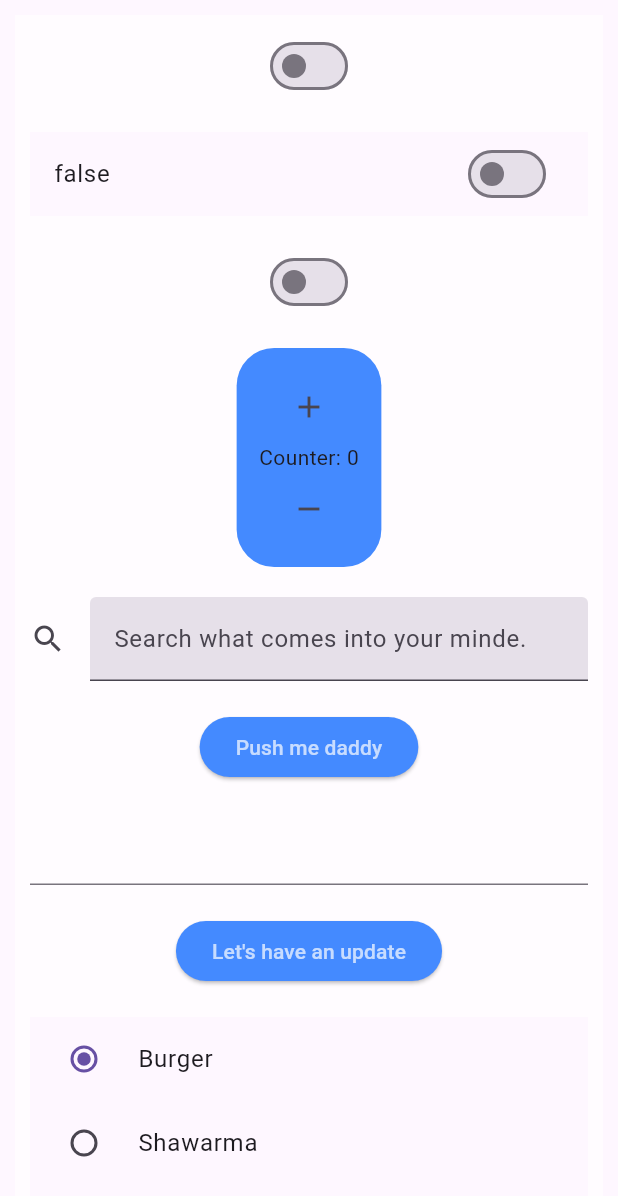
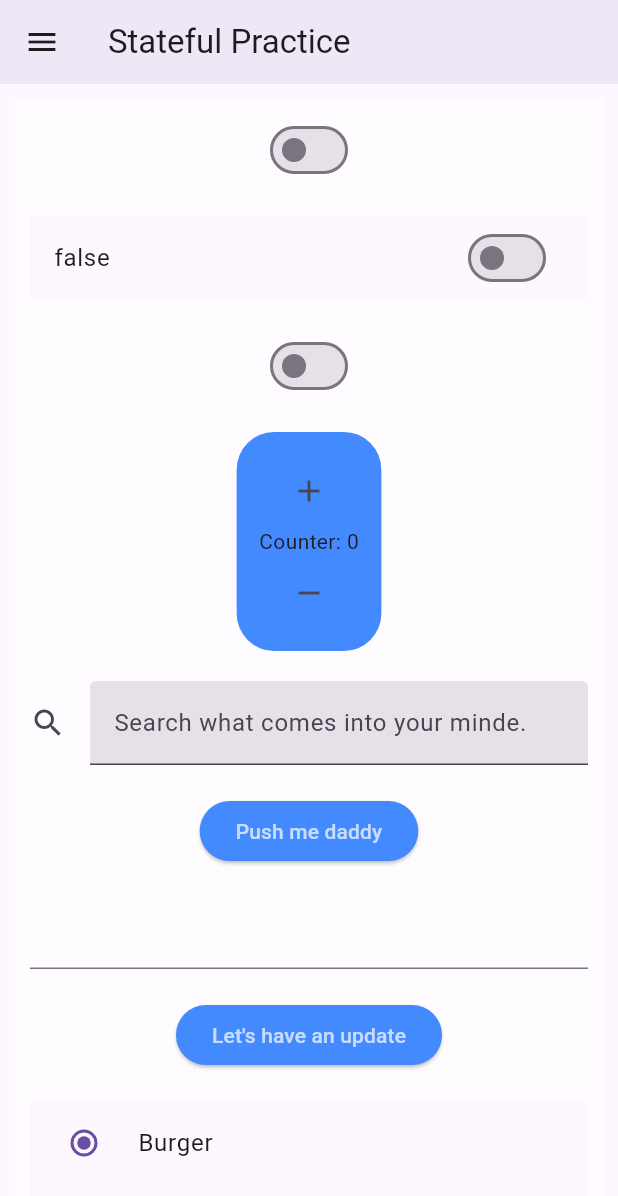
Before and after one commit to BugZilla27/BiteApp, a Flutter app: the screen it shows after launch, on a phone screen of 412 x 824 dp. Shown: the top 1196 px of the screen. Run offline on Flutter 3.47's test engine with Material 3 defaults, Android fonts, the phone set to English and light mode, and no system bars; our stand-ins replace google_fonts.

Commit message:
App Drawer with AppBar practice

```diff
--- a/lib/counter_home_screen.dart
+++ b/lib/counter_home_screen.dart
@@ -38,7 +38,7 @@ class _CounterHomeScreenState extends State<CounterHomeScreen> {
   Widget build(BuildContext context) {
     return Scaffold(
       key: scaffoldKey,
-      //appBar: AppBar(title: Text('Stateful Practice'), elevation: 5),
+      appBar: AppBar(title: Text('Stateful Practice'), elevation: 5),
       drawer: Drawer(backgroundColor: Colors.blueAccent),
       body: Container(
         color: Colors.white60,
```
